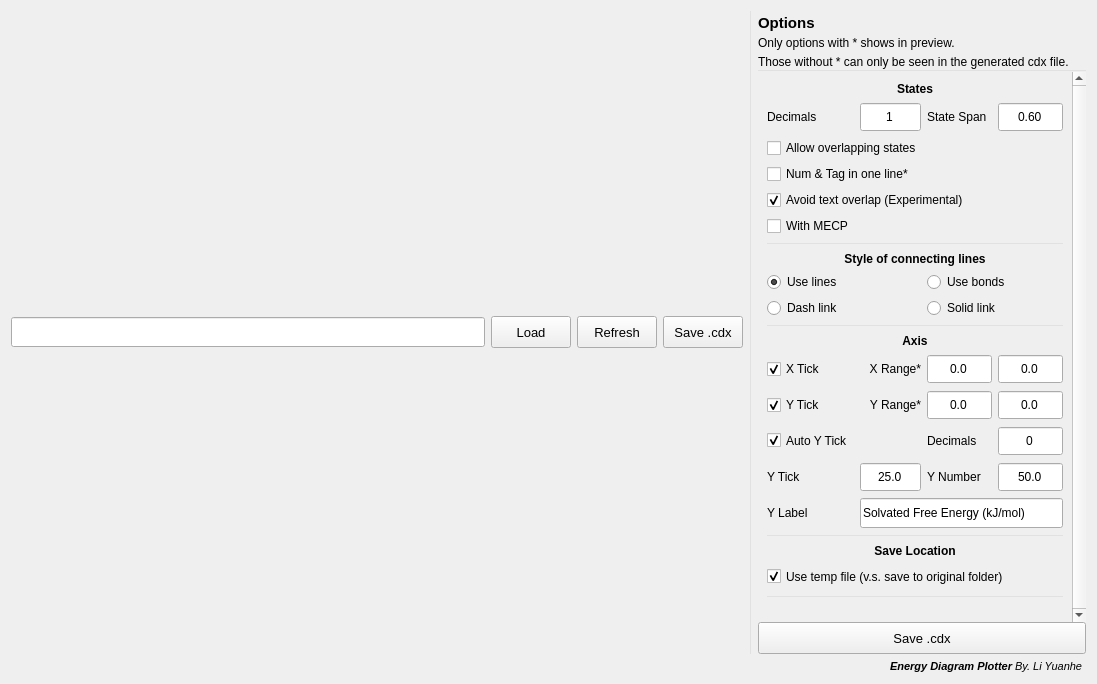
Old version of the form UI/Draw_Energy_Diagram_UI_XML.ui in the repository liyuanhe211/Energy_Diagram_Plotter_CDXML.
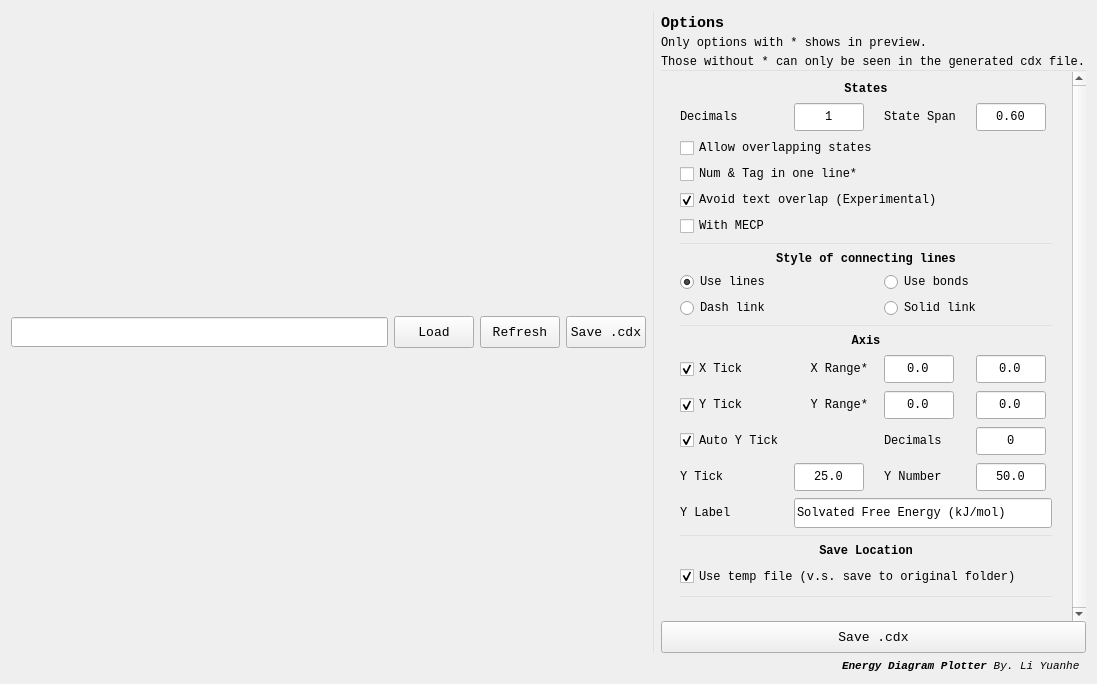
New version of the form.

Diff of the .ui file:
```diff
--- a/UI/Draw_Energy_Diagram_UI_XML.ui
+++ b/UI/Draw_Energy_Diagram_UI_XML.ui
@@ -16,6 +16,11 @@
     <verstretch>0</verstretch>
    </sizepolicy>
   </property>
+  <property name="font">
+   <font>
+    <family>Consolas</family>
+   </font>
+  </property>
   <property name="acceptDrops">
    <bool>true</bool>
   </property>
@@ -39,6 +44,7 @@
            </property>
            <property name="font">
             <font>
+             <family>Consolas</family>
              <pointsize>10</pointsize>
             </font>
            </property>
@@ -57,6 +63,7 @@
            </property>
            <property name="font">
             <font>
+             <family>Consolas</family>
              <pointsize>10</pointsize>
             </font>
            </property>
@@ -75,6 +82,7 @@
            </property>
            <property name="font">
             <font>
+             <family>Consolas</family>
              <pointsize>10</pointsize>
             </font>
            </property>
@@ -93,6 +101,7 @@
            </property>
            <property name="font">
             <font>
+             <family>Consolas</family>
              <pointsize>10</pointsize>
             </font>
            </property>
@@ -133,6 +142,7 @@
          </property>
          <property name="font">
           <font>
+           <family>Consolas</family>
            <pointsize>9</pointsize>
           </font>
          </property>
@@ -151,6 +161,7 @@
          </property>
          <property name="font">
           <font>
+           <family>Consolas</family>
            <pointsize>9</pointsize>
           </font>
          </property>
@@ -190,6 +201,7 @@
          </property>
          <property name="font">
           <font>
+           <family>Consolas</family>
            <pointsize>9</pointsize>
           </font>
          </property>
@@ -210,8 +222,8 @@
            <rect>
             <x>0</x>
             <y>0</y>
-            <width>322</width>
-            <height>544</height>
+            <width>373</width>
+            <height>541</height>
            </rect>
           </property>
           <layout class="QGridLayout" name="gridLayout_2">
@@ -231,6 +243,7 @@
              </property>
              <property name="font">
               <font>
+               <family>Consolas</family>
                <pointsize>9</pointsize>
               </font>
              </property>
@@ -258,6 +271,7 @@
              </property>
              <property name="font">
               <font>
+               <family>Consolas</family>
                <pointsize>9</pointsize>
               </font>
              </property>
@@ -282,6 +296,7 @@
             <widget class="QRadioButton" name="solid_line_radioButton">
              <property name="font">
               <font>
+               <family>Consolas</family>
                <pointsize>9</pointsize>
               </font>
              </property>
@@ -309,6 +324,7 @@
              </property>
              <property name="font">
               <font>
+               <family>Consolas</family>
                <pointsize>9</pointsize>
               </font>
              </property>
@@ -333,6 +349,7 @@
              </property>
              <property name="font">
               <font>
+               <family>Consolas</family>
                <pointsize>9</pointsize>
               </font>
              </property>
@@ -360,6 +377,7 @@
              </property>
              <property name="font">
               <font>
+               <family>Consolas</family>
                <pointsize>9</pointsize>
               </font>
              </property>
@@ -381,6 +399,7 @@
              </property>
              <property name="font">
               <font>
+               <family>Consolas</family>
                <pointsize>9</pointsize>
                <bold>true</bold>
               </font>
@@ -409,6 +428,7 @@
              </property>
              <property name="font">
               <font>
+               <family>Consolas</family>
                <pointsize>9</pointsize>
               </font>
              </property>
@@ -424,6 +444,7 @@
             <widget class="QRadioButton" name="use_lines_radioButton">
              <property name="font">
               <font>
+               <family>Consolas</family>
                <pointsize>9</pointsize>
               </font>
              </property>
@@ -463,6 +484,7 @@
              </property>
              <property name="font">
               <font>
+               <family>Consolas</family>
                <pointsize>9</pointsize>
               </font>
              </property>
@@ -502,6 +524,7 @@
              </property>
              <property name="font">
               <font>
+               <family>Consolas</family>
                <pointsize>9</pointsize>
               </font>
              </property>
@@ -553,6 +576,7 @@
              </property>
              <property name="font">
               <font>
+               <family>Consolas</family>
                <pointsize>9</pointsize>
               </font>
              </property>
@@ -574,6 +598,7 @@
              </property>
              <property name="font">
               <font>
+               <family>Consolas</family>
                <pointsize>9</pointsize>
               </font>
              </property>
@@ -647,6 +672,7 @@
              </property>
              <property name="font">
               <font>
+               <family>Consolas</family>
                <pointsize>9</pointsize>
               </font>
              </property>
@@ -665,6 +691,7 @@
              </property>
              <property name="font">
               <font>
+               <family>Consolas</family>
                <pointsize>9</pointsize>
               </font>
              </property>
@@ -680,6 +707,7 @@
             <widget class="QRadioButton" name="use_bonds_radioButton">
              <property name="font">
               <font>
+               <family>Consolas</family>
                <pointsize>9</pointsize>
               </font>
              </property>
@@ -695,6 +723,7 @@
             <widget class="QRadioButton" name="dash_line_radioButton">
              <property name="font">
               <font>
+               <family>Consolas</family>
                <pointsize>9</pointsize>
               </font>
              </property>
@@ -728,6 +757,7 @@
              </property>
              <property name="font">
               <font>
+               <family>Consolas</family>
                <pointsize>9</pointsize>
               </font>
              </property>
@@ -758,6 +788,7 @@
              </property>
              <property name="font">
               <font>
+               <family>Consolas</family>
                <pointsize>9</pointsize>
               </font>
              </property>
@@ -779,6 +810,7 @@
              </property>
              <property name="font">
               <font>
+               <family>Consolas</family>
                <pointsize>9</pointsize>
               </font>
              </property>
@@ -803,6 +835,7 @@
              </property>
              <property name="font">
               <font>
+               <family>Consolas</family>
                <pointsize>9</pointsize>
                <bold>true</bold>
               </font>
@@ -831,6 +864,7 @@
              </property>
              <property name="font">
               <font>
+               <family>Consolas</family>
                <pointsize>9</pointsize>
               </font>
              </property>
@@ -867,6 +901,7 @@
              </property>
              <property name="font">
               <font>
+               <family>Consolas</family>
                <pointsize>9</pointsize>
               </font>
              </property>
@@ -930,6 +965,7 @@
              </property>
              <property name="font">
               <font>
+               <family>Consolas</family>
                <pointsize>9</pointsize>
               </font>
              </property>
@@ -969,6 +1005,7 @@
              </property>
              <property name="font">
               <font>
+               <family>Consolas</family>
                <pointsize>9</pointsize>
               </font>
              </property>
@@ -996,6 +1033,7 @@
              </property>
              <property name="font">
               <font>
+               <family>Consolas</family>
                <pointsize>9</pointsize>
               </font>
              </property>
@@ -1023,6 +1061,7 @@
              </property>
              <property name="font">
               <font>
+               <family>Consolas</family>
                <pointsize>9</pointsize>
               </font>
              </property>
@@ -1059,6 +1098,7 @@
              </property>
              <property name="font">
               <font>
+               <family>Consolas</family>
                <pointsize>9</pointsize>
               </font>
              </property>
@@ -1092,6 +1132,7 @@
              </property>
              <property name="font">
               <font>
+               <family>Consolas</family>
                <pointsize>9</pointsize>
                <bold>true</bold>
               </font>
@@ -1120,6 +1161,7 @@
              </property>
              <property name="font">
               <font>
+               <family>Consolas</family>
                <pointsize>9</pointsize>
               </font>
              </property>
@@ -1144,6 +1186,7 @@
              </property>
              <property name="font">
               <font>
+               <family>Consolas</family>
                <pointsize>9</pointsize>
               </font>
              </property>
@@ -1168,6 +1211,7 @@
              </property>
              <property name="font">
               <font>
+               <family>Consolas</family>
                <pointsize>9</pointsize>
                <bold>true</bold>
               </font>
@@ -1190,6 +1234,7 @@
              </property>
              <property name="font">
               <font>
+               <family>Consolas</family>
                <pointsize>9</pointsize>
               </font>
              </property>
@@ -1214,6 +1259,7 @@
              </property>
              <property name="font">
               <font>
+               <family>Consolas</family>
                <pointsize>9</pointsize>
               </font>
              </property>
@@ -1251,6 +1297,7 @@
          </property>
          <property name="font">
           <font>
+           <family>Consolas</family>
            <pointsize>10</pointsize>
           </font>
          </property>
@@ -1288,6 +1335,7 @@
        </property>
        <property name="font">
         <font>
+         <family>Consolas</family>
          <pointsize>10</pointsize>
         </font>
        </property>
```
